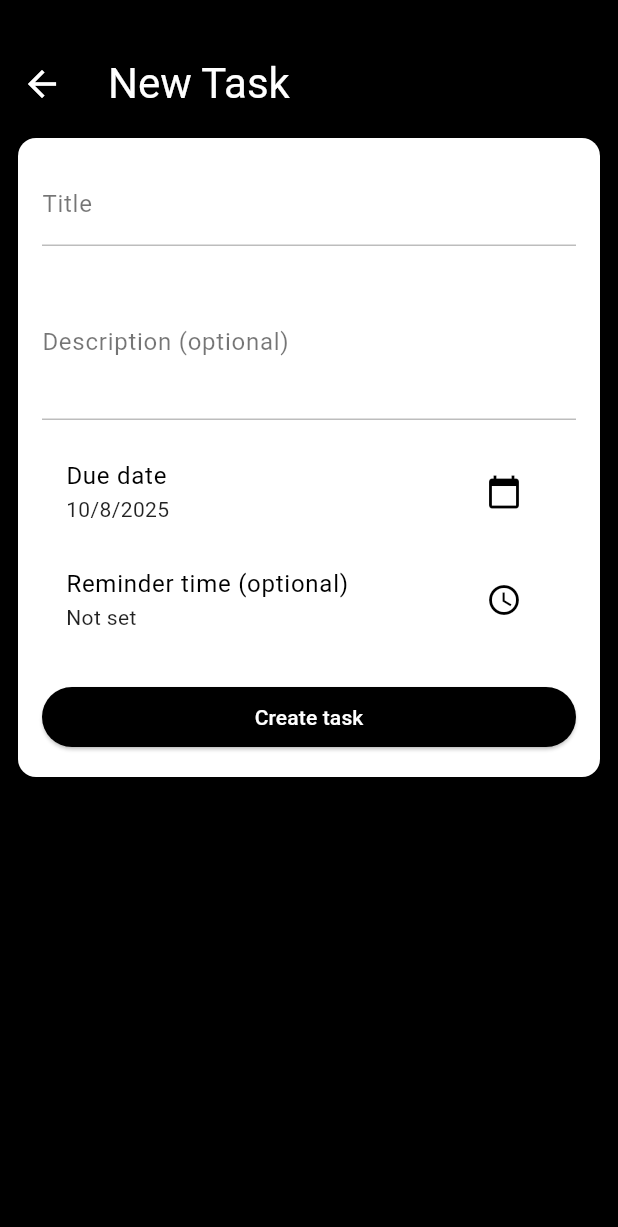
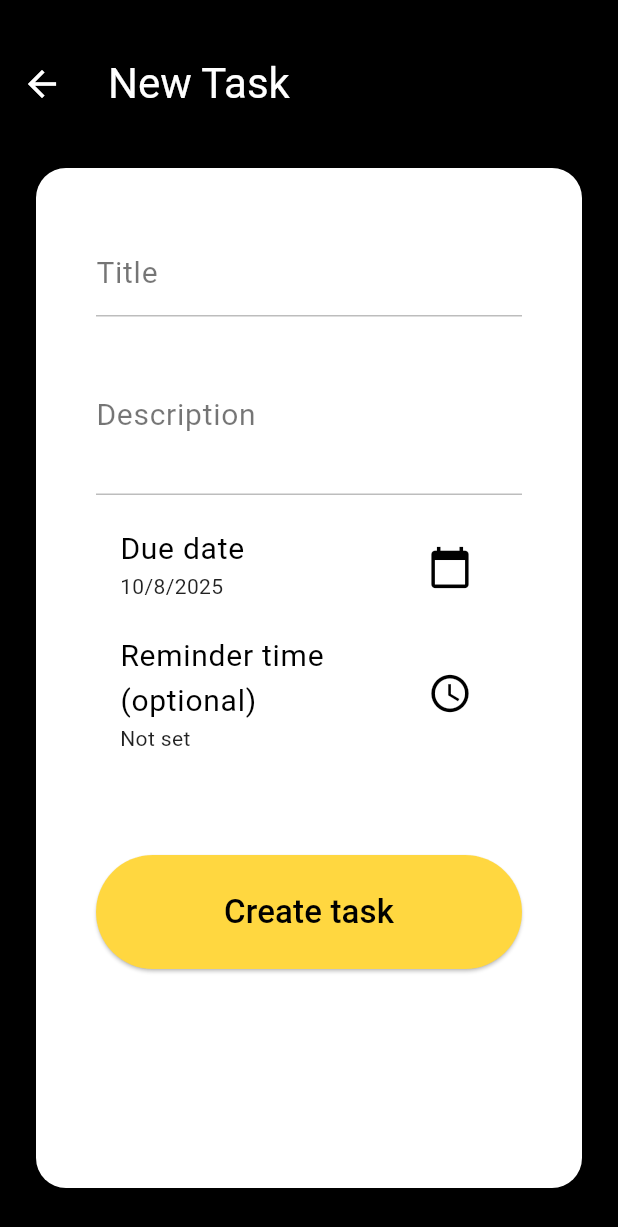
Before and after one commit to noel-odero/Study-Planner-App, a Flutter app: the NewTaskScreen screen opened by its route, on a phone screen of 412 x 824 dp. Shown: the top 1227 px of the screen. Run offline on Flutter 3.47's test engine with Material 3 defaults, Android fonts, the phone set to English and light mode, and no system bars; our stand-ins replace shared_preferences, table_calendar; accounts and stored records are empty.

Commit message:
Enhance UI for task creation and today's tasks screens

```diff
--- a/study_planner/lib/screens/new_task_screen.dart
+++ b/study_planner/lib/screens/new_task_screen.dart
@@ -1,4 +1,3 @@
-// lib/screens/new_task_screen.dart
 import 'package:flutter/material.dart';
 import 'package:intl/intl.dart';
 import '../models/task.dart';
@@ -121,12 +120,13 @@ class _NewTaskScreenState extends State<NewTaskScreen> {
         ),
       ),
       body: Padding(
-        padding: const EdgeInsets.all(12),
+        padding: const EdgeInsets.fromLTRB(24, 32, 24, 32),
+        child: Center(
           child: Container(
-          padding: const EdgeInsets.all(16), // inner spacing
+            padding: const EdgeInsets.fromLTRB(16, 16, 16, 0),
             decoration: BoxDecoration(
-            color: Colors.white, // container background
-            borderRadius: BorderRadius.circular(12), // rounded corners
+              color: Colors.white,
+              borderRadius: BorderRadius.circular(20),
               boxShadow: [
                 BoxShadow(
                   color: Colors.black26,
@@ -135,17 +135,23 @@ class _NewTaskScreenState extends State<NewTaskScreen> {
                 ),
               ],
             ),
+
+            child: Padding(
+              padding: const EdgeInsets.all(24.0),
               child: Form(
                 key: _formKey,
                 child: ListView(
-              shrinkWrap: true,
+                  // shrinkWrap: true,
                   children: [
                     TextFormField(
                       controller: _titleCtrl,
-                  style: const TextStyle(color: Colors.black), // input text
+                      style: const TextStyle(color: Colors.black),
                       decoration: const InputDecoration(
                         labelText: 'Title',
-                    labelStyle: TextStyle(color: Colors.black54),
+                        labelStyle: TextStyle(
+                          color: Colors.black54,
+                          fontSize: 20.0,
+                        ),
                         enabledBorder: UnderlineInputBorder(
                           borderSide: BorderSide(color: Colors.black26),
                         ),
@@ -153,16 +159,20 @@ class _NewTaskScreenState extends State<NewTaskScreen> {
                           borderSide: BorderSide(color: Colors.black),
                         ),
                       ),
-                  validator: (v) =>
-                      v == null || v.trim().isEmpty ? 'Title required' : null,
+                      validator: (v) => v == null || v.trim().isEmpty
+                          ? 'Title required'
+                          : null,
                     ),
                     const SizedBox(height: 12),
                     TextFormField(
                       controller: _descCtrl,
                       style: const TextStyle(color: Colors.black),
                       decoration: const InputDecoration(
-                    labelText: 'Description (optional)',
-                    labelStyle: TextStyle(color: Colors.black54),
+                        labelText: 'Description',
+                        labelStyle: TextStyle(
+                          color: Colors.black54,
+                          fontSize: 20.0,
+                        ),
                         enabledBorder: UnderlineInputBorder(
                           borderSide: BorderSide(color: Colors.black26),
                         ),
@@ -176,42 +186,60 @@ class _NewTaskScreenState extends State<NewTaskScreen> {
                     ListTile(
                       title: const Text(
                         'Due date',
-                    style: TextStyle(color: Colors.black),
+                        style: TextStyle(color: Colors.black, fontSize: 20.0),
                       ),
                       subtitle: Text(
                         _dateFmt.format(_selectedDate),
-                    style: const TextStyle(color: Colors.black87),
+                        style: const TextStyle(
+                          color: Colors.black87,
+                          fontSize: 14.0,
+                        ),
                       ),
                       trailing: IconButton(
                         onPressed: _pickDate,
-                    icon: const Icon(Icons.calendar_today, color: Colors.black),
+                        icon: const Icon(
+                          Icons.calendar_today,
+                          color: Colors.black,
+                          size: 30.0,
+                        ),
                       ),
                     ),
                     ListTile(
                       title: const Text(
                         'Reminder time (optional)',
-                    style: TextStyle(color: Colors.black),
+                        style: TextStyle(color: Colors.black, fontSize: 20.0),
                       ),
                       subtitle: Text(
                         _selectedReminderTime == null
                             ? 'Not set'
                             : _selectedReminderTime!.format(context),
-                    style: const TextStyle(color: Colors.black87),
+                        style: const TextStyle(
+                          color: Colors.black87,
+                          fontSize: 14.0,
+                        ),
                       ),
                       trailing: IconButton(
                         onPressed: _pickTime,
-                    icon: const Icon(Icons.access_time, color: Colors.black),
+                        icon: const Icon(
+                          Icons.access_time,
+                          color: Colors.black,
+                          size: 30.0,
                         ),
                       ),
-                const SizedBox(height: 18),
+                    ),
+                    const SizedBox(height: 60),
                     ElevatedButton(
                       onPressed: _save,
                       style: ElevatedButton.styleFrom(
-                    backgroundColor: Colors.black, // button background
+                        backgroundColor: Colors.amberAccent,
+                        minimumSize: const Size(double.infinity, 76),
                       ),
                       child: Text(
                         _editingId != null ? 'Save changes' : 'Create task',
-                    style: const TextStyle(color: Colors.white),
+                        style: const TextStyle(
+                          color: Colors.black,
+                          fontSize: 22.0,
+                        ),
                       ),
                     ),
                   ],
@@ -219,6 +247,8 @@ class _NewTaskScreenState extends State<NewTaskScreen> {
               ),
             ),
           ),
+        ),
+      ),
     );
   }
 }
--- a/study_planner/lib/screens/today_screen.dart
+++ b/study_planner/lib/screens/today_screen.dart
@@ -68,7 +68,7 @@ class _TodayScreenState extends State<TodayScreen> {
                 ],
               )
             : ListView.separated(
-                padding: const EdgeInsets.all(12),
+                padding: const EdgeInsets.all(24),
                 itemBuilder: (context, idx) {
                   final t = _tasks[idx];
                   return TaskTile(
--- a/study_planner/lib/widgets/task_tile.dart
+++ b/study_planner/lib/widgets/task_tile.dart
@@ -34,6 +34,7 @@ class TaskTile extends StatelessWidget {
           onChanged: (v) {
             if (onChanged != null) onChanged!(task.copyWith(done: v ?? false));
           },
+          activeColor: Colors.amberAccent,
         ),
         title: Text(
           task.title,
```
Lines whose indentation alone changed are shown as unchanged.
